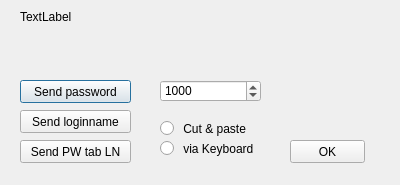
Old version of the form passwordsafedialog.ui in the repository Nitrokey/nitrokey-app.
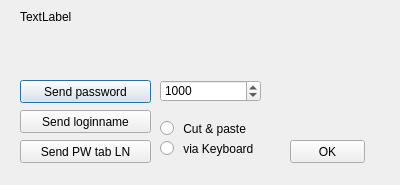
New version of the form. Icons and pictures are not drawn.

What changed in the file:
```diff
--- a/passwordsafedialog.ui
+++ b/passwordsafedialog.ui
@@ -22,7 +22,7 @@
     <rect>
      <x>20</x>
      <y>80</y>
-     <width>111</width>
+     <width>131</width>
      <height>23</height>
     </rect>
    </property>
@@ -35,7 +35,7 @@
     <rect>
      <x>20</x>
      <y>110</y>
-     <width>111</width>
+     <width>131</width>
      <height>23</height>
     </rect>
    </property>
@@ -48,7 +48,7 @@
     <rect>
      <x>20</x>
      <y>140</y>
-     <width>111</width>
+     <width>131</width>
      <height>23</height>
     </rect>
    </property>
@@ -118,7 +118,7 @@
     <rect>
      <x>160</x>
      <y>120</y>
-     <width>91</width>
+     <width>121</width>
      <height>17</height>
     </rect>
    </property>
@@ -131,7 +131,7 @@
     <rect>
      <x>160</x>
      <y>140</y>
-     <width>101</width>
+     <width>131</width>
      <height>17</height>
     </rect>
    </property>
```
